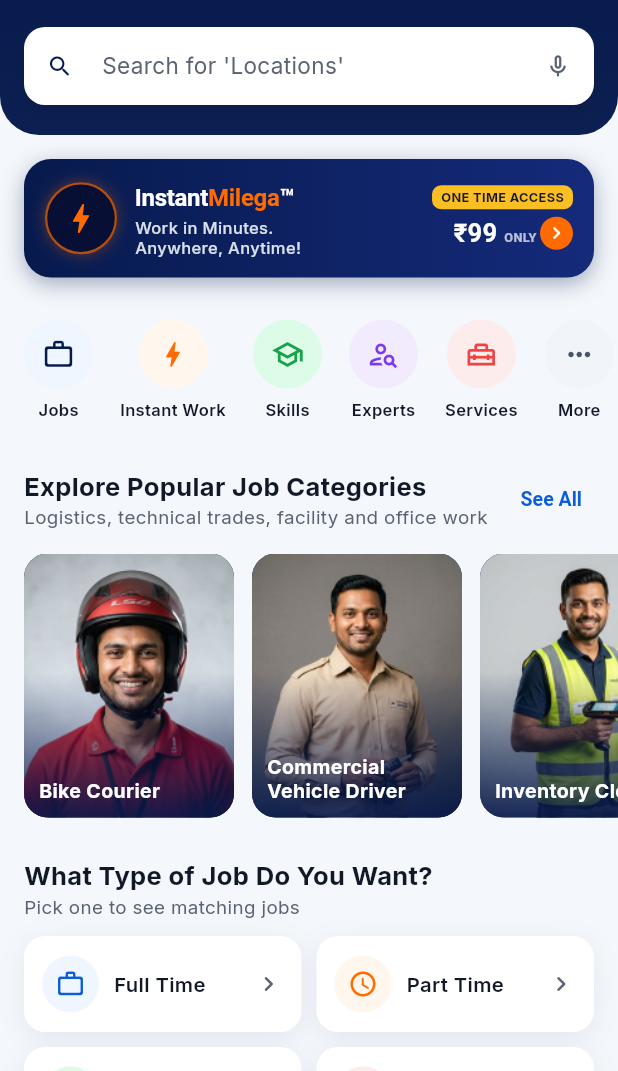
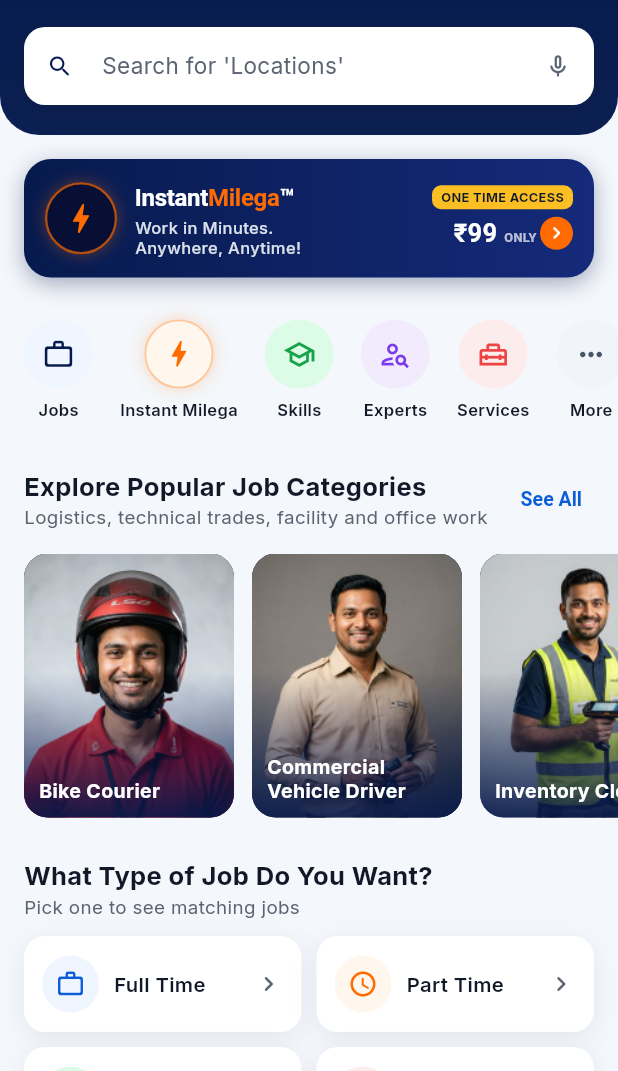
Before and after one commit to TzarVenture/KaamMilegaApp, a Flutter app: the HomeScreen screen opened directly, after a tap on "City · All", after a tap on "InstantMilega™", after a tap on "Jobs", on a phone screen of 412 x 824 dp, the part 165-1236 px from its top. Run offline on Flutter 3.47's test engine with Material 3 defaults, Android fonts, the phone set to English and light mode, and no system bars; our stand-ins replace cached_network_image, connectivity_plus, dio, file_picker, flutter_riverpod, geolocator and 7 more; missing offline and left inert: razorpay_flutter; accounts and stored records are empty; network calls fail.

Commit message:
feat: add Instant Milega brand assets, pulsing quick action icon, and related jobs refinements

```diff
--- a/lib/app/router.dart
+++ b/lib/app/router.dart
@@ -232,6 +232,7 @@ class AppRouter {
         final q = state.uri.queryParameters;
         return RelatedJobsScreen(
           jobType: q['type'] ?? '',
+          minExperience: int.tryParse(q['min'] ?? ''),
           maxExperience: int.tryParse(q['exp'] ?? ''),
           experienceLabel: q['label'] ?? '',
         );
--- a/lib/features/home/presentation/home_screen.dart
+++ b/lib/features/home/presentation/home_screen.dart
@@ -16,6 +16,7 @@ import '../../jobs/models/job_filter.dart';
 import '../../jobs/providers/jobs_provider.dart';
 import '../../../shared/widgets/notification_bell_button.dart';
 import '../../profile/presentation/widgets/profile_drawer.dart';
+import 'widgets/pulsing_quick_icon.dart';
 import 'widgets/connect_like_you_section.dart';
 import 'widgets/home_section_header.dart';
 import 'widgets/home_welcome.dart';
@@ -318,7 +319,7 @@ class _HomeScreenState extends ConsumerState<HomeScreen> {
                     FadeSlideIn(index: 1, child: _buildInstantMilegaBanner()),
                     const SizedBox(height: _sectionGap),
 
-                    // Shortcuts to the app's areas (Jobs, Instant Work, ...)
+                    // Shortcuts to the app's areas (Jobs, Instant Milega, ...)
                     FadeSlideIn(index: 2, child: _buildQuickActionIcons()),
                     const SizedBox(height: _sectionGap),
 
@@ -798,11 +799,13 @@ class _HomeScreenState extends ConsumerState<HomeScreen> {
         'onTap': () => _goToJobsTabWithQuery(''),
       },
       {
-        'label': 'Instant Work',
+        'label': 'Instant Milega',
         'icon': Icons.bolt_rounded,
         'bg': AppColors.accentLight,
         'color': AppColors.accent,
         'onTap': () => context.push('/instant-work'),
+        // Glow + a few ripples when Home opens, to draw the eye
+        'highlight': true,
       },
       {
         'label': 'Skills',
@@ -835,6 +838,8 @@ class _HomeScreenState extends ConsumerState<HomeScreen> {
     ];
 
     return _HorizontalStrip(
+      // The Instant Work glow and ripples must not be cut off.
+      clipContent: false,
       child: Row(
         mainAxisAlignment: MainAxisAlignment.spaceBetween,
         spacing: 18,
@@ -844,18 +849,25 @@ class _HomeScreenState extends ConsumerState<HomeScreen> {
           final bg = item['bg'] as Color;
           final color = item['color'] as Color;
           final onTap = item['onTap'] as VoidCallback;
+          final highlight = item['highlight'] == true;
 
           return GestureDetector(
             onTap: onTap,
             child: Column(
               mainAxisSize: MainAxisSize.min,
               children: [
-                Container(
-                  width: 46,
-                  height: 46,
-                  decoration: BoxDecoration(color: bg, shape: BoxShape.circle),
-                  child: Icon(icon, color: color, size: 22),
-                ),
+                if (highlight)
+                  PulsingQuickIcon(icon: icon, color: color, background: bg)
+                else
+                  Container(
+                    width: 46,
+                    height: 46,
+                    decoration: BoxDecoration(
+                      color: bg,
+                      shape: BoxShape.circle,
+                    ),
+                    child: Icon(icon, color: color, size: 22),
+                  ),
                 const SizedBox(height: 6),
                 Text(
                   label,
@@ -1612,9 +1624,12 @@ class _HomeScreenState extends ConsumerState<HomeScreen> {
 /// A row that spreads its items across the screen like before, and
 /// scrolls sideways when they do not fit (small phones, large text).
 class _HorizontalStrip extends StatelessWidget {
-  const _HorizontalStrip({required this.child});
+  const _HorizontalStrip({required this.child, this.clipContent = true});
 
   final Widget child;
+
+  /// False lets glows and ripples draw past the strip's edges.
+  final bool clipContent;
 
   static const double _sidePadding = 16;
 
@@ -1623,6 +1638,7 @@ class _HorizontalStrip extends StatelessWidget {
     return LayoutBuilder(
       builder: (context, constraints) => SingleChildScrollView(
         scrollDirection: Axis.horizontal,
+        clipBehavior: clipContent ? Clip.hardEdge : Clip.none,
         padding: const EdgeInsets.symmetric(horizontal: _sidePadding),
         child: ConstrainedBox(
           // At least the screen width, so items stay spread out when they fit
--- /dev/null
+++ b/lib/features/home/presentation/widgets/pulsing_quick_icon.dart
@@ -0,0 +1,150 @@
+import 'package:flutter/material.dart';
+
+/// A round quick-action icon that keeps drawing the eye: a soft glow, and
+/// in a calm loop two "radar" rings spread out while the icon gives a small
+/// bounce, followed by a short rest.
+///
+/// Light on the phone: one controller, only transforms and opacity are
+/// animated, the painting is isolated ([RepaintBoundary]), and the loop
+/// pauses whenever the screen is not visible (another page on top, another
+/// tab, app in the background). Reduced-motion settings show it still.
+class PulsingQuickIcon extends StatefulWidget {
+  const PulsingQuickIcon({
+    super.key,
+    required this.icon,
+    required this.color,
+    required this.background,
+    this.size = 46,
+  });
+
+  final IconData icon;
+  final Color color;
+  final Color background;
+  final double size;
+
+  /// One loop: rings and bounce in the first part, then a rest.
+  static const Duration cycle = Duration(milliseconds: 2800);
+
+  @override
+  State<PulsingQuickIcon> createState() => _PulsingQuickIconState();
+}
+
+class _PulsingQuickIconState extends State<PulsingQuickIcon>
+    with SingleTickerProviderStateMixin {
+  late final AnimationController _controller = AnimationController(
+    vsync: this,
+    duration: PulsingQuickIcon.cycle,
+  );
+
+  @override
+  void didChangeDependencies() {
+    super.didChangeDependencies();
+    if (MediaQuery.disableAnimationsOf(context)) {
+      _controller
+        ..stop()
+        ..value = 0;
+    } else if (!_controller.isAnimating) {
+      _controller.repeat();
+    }
+  }
+
+  @override
+  void dispose() {
+    _controller.dispose();
+    super.dispose();
+  }
+
+  /// 0 → 1 over [start, end] of the loop, else 0 (before) / 1 (after).
+  static double _phase(double v, double start, double end) =>
+      ((v - start) / (end - start)).clamp(0.0, 1.0);
+
+  @override
+  Widget build(BuildContext context) {
+    final size = widget.size;
+    final color = widget.color;
+    final icon = Icon(widget.icon, color: color, size: size * 0.5);
+
+    return RepaintBoundary(
+      child: SizedBox(
+        width: size,
+        height: size,
+        child: AnimatedBuilder(
+          animation: _controller,
+          child: icon,
+          builder: (context, child) {
+            final v = _controller.value;
+            // Two rings, the second slightly later, in the first 65%.
+            final r1 = Curves.easeOut.transform(_phase(v, 0.0, 0.5));
+            final r2 = Curves.easeOut.transform(_phase(v, 0.15, 0.65));
+            // Bounce in the first 25%: up and back.
+            final b = _phase(v, 0.0, 0.25);
+            final bounce =
+                1 + 0.12 * Curves.easeInOut.transform(1 - (b * 2 - 1).abs());
+            return Stack(
+              clipBehavior: Clip.none,
+              alignment: Alignment.center,
+              children: [
+                _Ring(size: size, color: color, progress: r1),
+                _Ring(size: size, color: color, progress: r2),
+                Container(
+                  width: size,
+                  height: size,
+                  decoration: BoxDecoration(
+                    color: widget.background,
+                    shape: BoxShape.circle,
+                    border: Border.all(
+                      color: color.withValues(alpha: 0.35),
+                      width: 1.2,
+                    ),
+                    boxShadow: [
+                      BoxShadow(
+                        color: color.withValues(alpha: 0.25),
+                        blurRadius: 8,
+                      ),
+                    ],
+                  ),
+                  alignment: Alignment.center,
+                  child: Transform.scale(scale: bounce, child: child),
+                ),
+              ],
+            );
+          },
+        ),
+      ),
+    );
+  }
+}
+
+/// One spreading ring: grows to 1.45x while fading out.
+class _Ring extends StatelessWidget {
+  const _Ring({
+    required this.size,
+    required this.color,
+    required this.progress,
+  });
+
+  final double size;
+  final Color color;
+  final double progress;
+
+  @override
+  Widget build(BuildContext context) {
+    if (progress <= 0 || progress >= 1) return const SizedBox.shrink();
+    return IgnorePointer(
+      child: Transform.scale(
+        scale: 1 + 0.45 * progress,
+        child: Container(
+          width: size,
+          height: size,
+          decoration: BoxDecoration(
+            shape: BoxShape.circle,
+            border: Border.all(
+              color: color.withValues(alpha: 0.5 * (1 - progress)),
+              width: 2,
+            ),
+          ),
+        ),
+      ),
+    );
+  }
+}
--- a/lib/features/jobs/models/job_filter.dart
+++ b/lib/features/jobs/models/job_filter.dart
@@ -7,6 +7,11 @@ class JobFilter {
   final String experience; // 'all', '0', '1', '4', '5', '30'
   final List<String> genders; // 'Male', 'Female'
   final List<String> qualification; // '10th Pass', '12th Pass', etc.
+
+  /// Jobs that also accept at least this many years (server
+  /// `experience_min`: job's maximum ≥ n). Used with [experience] to match
+  /// a range such as "2-5 Yrs". Not part of the filter sheet.
+  final int? experienceMin;
   final int page;
   final int limit;
 
@@ -18,6 +23,7 @@ class JobFilter {
     this.experience = 'all',
     this.genders = const [],
     this.qualification = const [],
+    this.experienceMin,
     this.page = 1,
     this.limit = 10,
   });
@@ -58,6 +64,7 @@ class JobFilter {
       experience: experience ?? this.experience,
       genders: genders ?? this.genders,
       qualification: qualification ?? this.qualification,
+      experienceMin: experienceMin,
       page: page ?? this.page,
       limit: limit ?? this.limit,
     );
@@ -87,6 +94,11 @@ class JobFilter {
       params['experience_max'] = int.tryParse(experience) ?? 0;
     }
 
+    final minYears = experienceMin;
+    if (minYears != null && minYears > 0) {
+      params['experience_min'] = minYears;
+    }
+
     if (genders.isNotEmpty) {
       params['genders'] = genders.join(',');
     }
--- a/lib/features/jobs/presentation/job_links.dart
+++ b/lib/features/jobs/presentation/job_links.dart
@@ -26,6 +26,8 @@ void openJobLink(BuildContext context, Job job, JobCardLink link) {
         Uri(
           path: '/related-jobs',
           queryParameters: {
+            // The job's range, e.g. 2-5: jobs that overlap it are listed
+            'min': '${job.experienceMin < 0 ? 0 : job.experienceMin}',
             'exp': '${job.experienceMax < 0 ? 0 : job.experienceMax}',
             'label': job.formattedExperience,
           },
```
Also changed, not shown: lib/features/instant_work/presentation/instant_work_screen.dart (+10 -2 lines), lib/features/instant_work/presentation/widgets/instant_milega_brand.dart (added, +71 -0 lines), lib/features/jobs/presentation/related_jobs_screen.dart (+7 -2 lines), lib/features/jobs/providers/related_jobs_provider.dart (+10 -3 lines), lib/features/navigation/presentation/main_navigation_shell.dart (+7 -2 lines), lib/shared/widgets/category_top_header.dart (+8 -1 lines), assets/images/instant_milega_mark.webp (added), assets/images/instant_milega_text_dark.webp (added), assets/images/instant_milega_text_light.webp (added), assets/images/instant_milega_text_white.webp (added), 1 other file.
